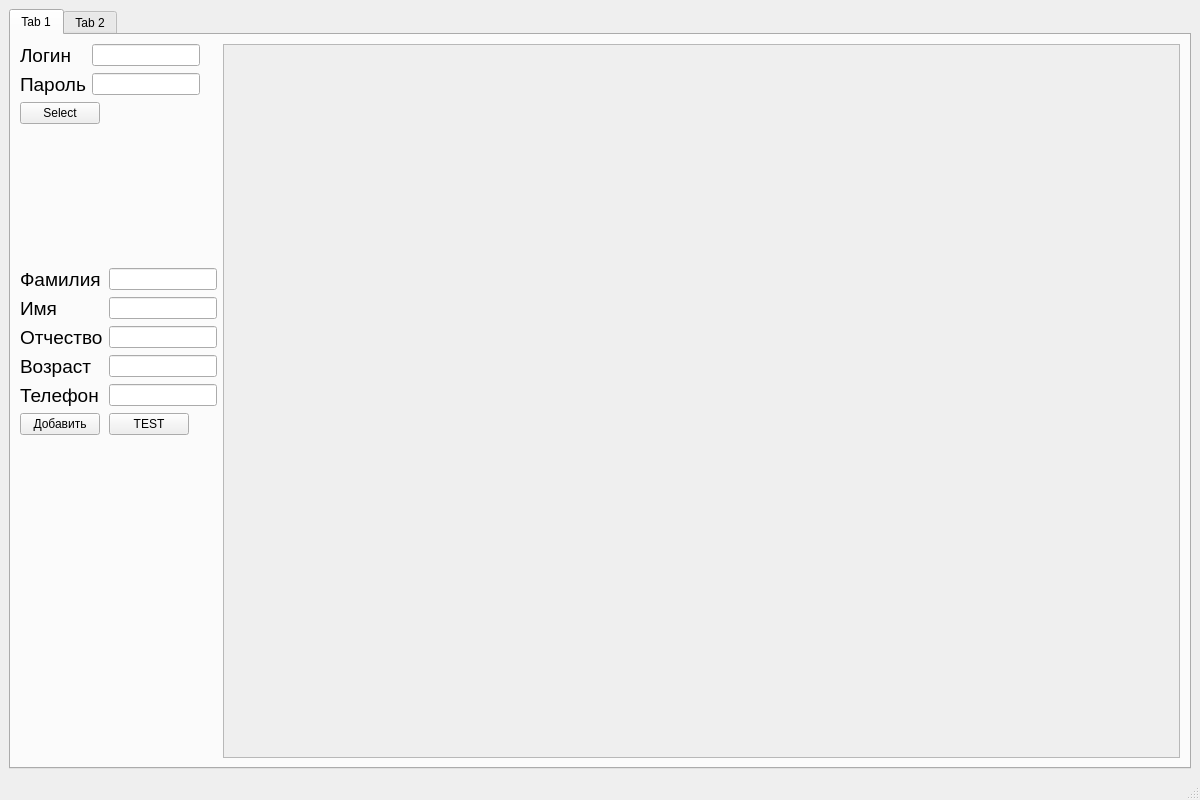
Above: PeopleBaza/mainwindow.ui from piza0-0/BankRegister before the change. Below: the same form after it.
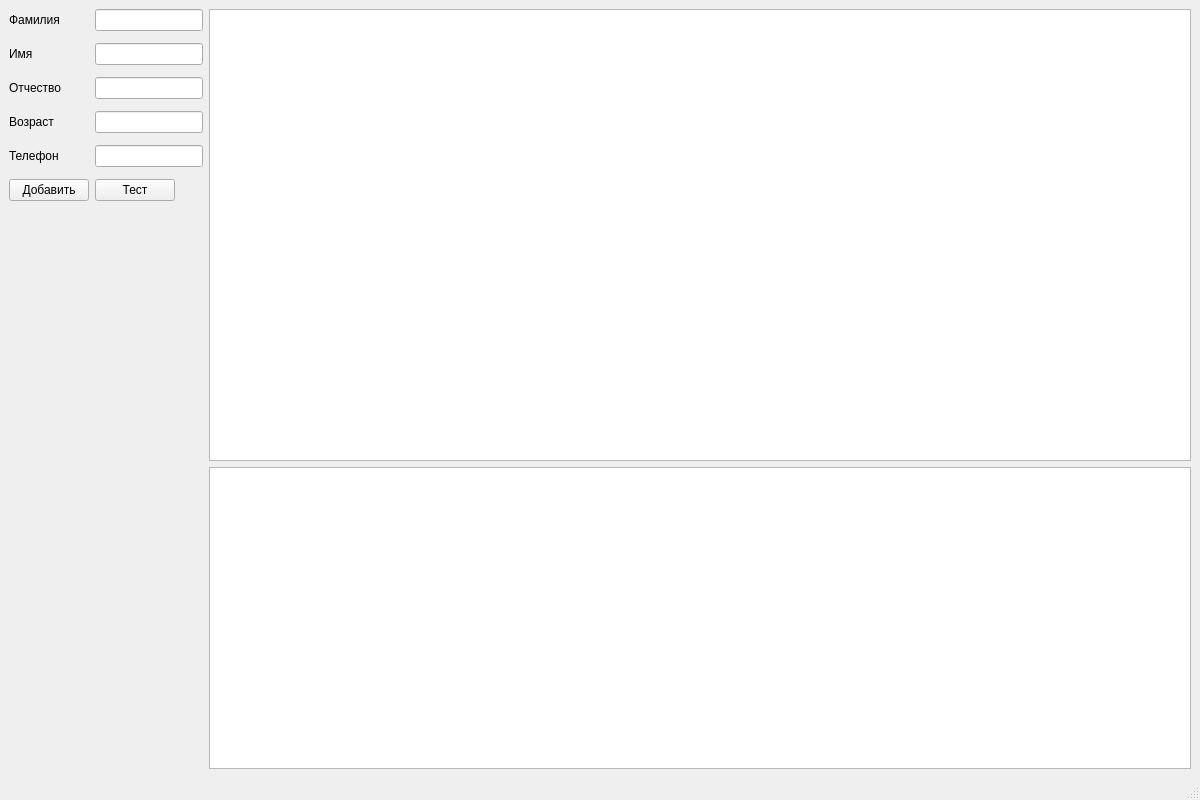
That is the form after the change.

Commit message: Спроектирован интерфейс ui файла

```diff
--- a/PeopleBaza/mainwindow.ui
+++ b/PeopleBaza/mainwindow.ui
@@ -15,301 +15,158 @@
   </property>
   <widget class="QWidget" name="centralwidget">
    <layout class="QGridLayout" name="gridLayout">
-    <item row="0" column="0">
-     <widget class="QTabWidget" name="tabWidget">
-      <property name="currentIndex">
-       <number>0</number>
+    <item row="0" column="2">
+     <widget class="QTableWidget" name="tableWidget">
+      <property name="sizePolicy">
+       <sizepolicy hsizetype="Preferred" vsizetype="Preferred">
+        <horstretch>60</horstretch>
+        <verstretch>60</verstretch>
+       </sizepolicy>
       </property>
-      <widget class="QWidget" name="tab">
-       <attribute name="title">
-        <string>Tab 1</string>
-       </attribute>
-       <layout class="QFormLayout" name="formLayout_3">
-        <item row="0" column="0">
-         <layout class="QVBoxLayout" name="verticalLayout">
-          <item>
+     </widget>
+    </item>
+    <item row="1" column="2">
+     <widget class="QListWidget" name="listWidget">
+      <property name="sizePolicy">
+       <sizepolicy hsizetype="Expanding" vsizetype="Preferred">
+        <horstretch>60</horstretch>
+        <verstretch>40</verstretch>
+       </sizepolicy>
+      </property>
+     </widget>
+    </item>
+    <item row="0" column="1">
            <layout class="QFormLayout" name="formLayout_2">
-            <item row="0" column="1">
-             <widget class="QLineEdit" name="lineEdit_surname_2">
-              <property name="sizePolicy">
-               <sizepolicy hsizetype="Maximum" vsizetype="Fixed">
-                <horstretch>0</horstretch>
-                <verstretch>0</verstretch>
-               </sizepolicy>
-              </property>
-              <property name="maximumSize">
-               <size>
-                <width>16777215</width>
-                <height>16777215</height>
-               </size>
-              </property>
-             </widget>
-            </item>
-            <item row="0" column="0">
-             <widget class="QLabel" name="label_name_2">
-              <property name="sizePolicy">
-               <sizepolicy hsizetype="Preferred" vsizetype="Fixed">
-                <horstretch>0</horstretch>
-                <verstretch>0</verstretch>
-               </sizepolicy>
-              </property>
-              <property name="font">
-               <font>
-                <pointsize>14</pointsize>
-               </font>
-              </property>
-              <property name="text">
-               <string>Логин</string>
-              </property>
-              <property name="textFormat">
-               <enum>Qt::PlainText</enum>
-              </property>
-             </widget>
-            </item>
-            <item row="1" column="0">
-             <widget class="QLabel" name="label_surname_2">
-              <property name="font">
-               <font>
-                <pointsize>14</pointsize>
-               </font>
-              </property>
-              <property name="text">
-               <string>Пароль</string>
-              </property>
-             </widget>
-            </item>
-            <item row="1" column="1">
-             <widget class="QLineEdit" name="lineEdit_surname_3">
-              <property name="sizePolicy">
-               <sizepolicy hsizetype="Maximum" vsizetype="Fixed">
-                <horstretch>0</horstretch>
-                <verstretch>0</verstretch>
-               </sizepolicy>
-              </property>
-              <property name="maximumSize">
-               <size>
-                <width>16777215</width>
-                <height>16777215</height>
-               </size>
-              </property>
-             </widget>
-            </item>
-            <item row="2" column="0" colspan="2">
-             <widget class="QPushButton" name="pushButton_select_2">
-              <property name="sizePolicy">
-               <sizepolicy hsizetype="Maximum" vsizetype="Fixed">
-                <horstretch>0</horstretch>
-                <verstretch>0</verstretch>
-               </sizepolicy>
-              </property>
-              <property name="text">
-               <string>Select</string>
-              </property>
-              <property name="iconSize">
-               <size>
-                <width>16</width>
-                <height>16</height>
-               </size>
-              </property>
-             </widget>
-            </item>
-           </layout>
-          </item>
-          <item>
-           <layout class="QFormLayout" name="formLayout">
+      <property name="sizeConstraint">
+       <enum>QLayout::SetMaximumSize</enum>
+      </property>
+      <property name="fieldGrowthPolicy">
+       <enum>QFormLayout::FieldsStayAtSizeHint</enum>
+      </property>
+      <property name="rowWrapPolicy">
+       <enum>QFormLayout::DontWrapRows</enum>
+      </property>
+      <property name="horizontalSpacing">
+       <number>6</number>
+      </property>
+      <property name="verticalSpacing">
+       <number>12</number>
+      </property>
             <item row="0" column="0">
-             <widget class="QLabel" name="label_name">
-              <property name="sizePolicy">
-               <sizepolicy hsizetype="Preferred" vsizetype="Fixed">
-                <horstretch>0</horstretch>
-                <verstretch>0</verstretch>
-               </sizepolicy>
-              </property>
-              <property name="font">
-               <font>
-                <pointsize>14</pointsize>
-               </font>
-              </property>
+       <widget class="QLabel" name="label">
               <property name="text">
                <string>Фамилия</string>
               </property>
-              <property name="textFormat">
-               <enum>Qt::PlainText</enum>
-              </property>
              </widget>
             </item>
             <item row="0" column="1">
-             <widget class="QLineEdit" name="lineEdit_surname">
+       <widget class="QLineEdit" name="lineEdit">
               <property name="sizePolicy">
-               <sizepolicy hsizetype="Maximum" vsizetype="Fixed">
-                <horstretch>0</horstretch>
+         <sizepolicy hsizetype="Preferred" vsizetype="Fixed">
+          <horstretch>40</horstretch>
                 <verstretch>0</verstretch>
                </sizepolicy>
               </property>
-              <property name="maximumSize">
-               <size>
-                <width>16777215</width>
-                <height>16777215</height>
-               </size>
-              </property>
              </widget>
             </item>
             <item row="1" column="0">
-             <widget class="QLabel" name="label_surname">
-              <property name="font">
-               <font>
-                <pointsize>14</pointsize>
-               </font>
-              </property>
+       <widget class="QLabel" name="label_2">
               <property name="text">
                <string>Имя</string>
               </property>
              </widget>
             </item>
             <item row="1" column="1">
-             <widget class="QLineEdit" name="lineEdit_name">
+       <widget class="QLineEdit" name="lineEdit_3">
               <property name="sizePolicy">
-               <sizepolicy hsizetype="Maximum" vsizetype="Fixed">
-                <horstretch>0</horstretch>
+         <sizepolicy hsizetype="Preferred" vsizetype="Fixed">
+          <horstretch>40</horstretch>
                 <verstretch>0</verstretch>
                </sizepolicy>
               </property>
              </widget>
             </item>
             <item row="2" column="0">
-             <widget class="QLabel" name="label_patronymic">
-              <property name="font">
-               <font>
-                <pointsize>14</pointsize>
-               </font>
-              </property>
+       <widget class="QLabel" name="label_3">
               <property name="text">
                <string>Отчество</string>
               </property>
              </widget>
             </item>
             <item row="2" column="1">
-             <widget class="QLineEdit" name="lineEdit_patronymic">
+       <widget class="QLineEdit" name="lineEdit_2">
               <property name="sizePolicy">
-               <sizepolicy hsizetype="Maximum" vsizetype="Fixed">
-                <horstretch>0</horstretch>
+         <sizepolicy hsizetype="Preferred" vsizetype="Fixed">
+          <horstretch>40</horstretch>
                 <verstretch>0</verstretch>
                </sizepolicy>
               </property>
              </widget>
             </item>
             <item row="3" column="0">
-             <widget class="QLabel" name="label_age">
-              <property name="font">
-               <font>
-                <pointsize>14</pointsize>
-               </font>
-              </property>
+       <widget class="QLabel" name="label_4">
               <property name="text">
                <string>Возраст</string>
               </property>
              </widget>
             </item>
             <item row="3" column="1">
-             <widget class="QLineEdit" name="lineEdit_age">
+       <widget class="QLineEdit" name="lineEdit_4">
               <property name="sizePolicy">
-               <sizepolicy hsizetype="Maximum" vsizetype="Fixed">
-                <horstretch>0</horstretch>
+         <sizepolicy hsizetype="Preferred" vsizetype="Fixed">
+          <horstretch>40</horstretch>
                 <verstretch>0</verstretch>
                </sizepolicy>
               </property>
-              <property name="maximumSize">
-               <size>
-                <width>16777215</width>
-                <height>16777215</height>
-               </size>
-              </property>
              </widget>
             </item>
             <item row="4" column="0">
-             <widget class="QLabel" name="label_phone">
-              <property name="font">
-               <font>
-                <pointsize>14</pointsize>
-               </font>
-              </property>
+       <widget class="QLabel" name="label_5">
               <property name="text">
                <string>Телефон</string>
               </property>
              </widget>
             </item>
             <item row="4" column="1">
-             <widget class="QLineEdit" name="lineEdit_phone">
+       <widget class="QLineEdit" name="lineEdit_5">
               <property name="sizePolicy">
-               <sizepolicy hsizetype="Maximum" vsizetype="Fixed">
-                <horstretch>0</horstretch>
+         <sizepolicy hsizetype="Preferred" vsizetype="Fixed">
+          <horstretch>40</horstretch>
                 <verstretch>0</verstretch>
                </sizepolicy>
               </property>
-              <property name="maximumSize">
-               <size>
-                <width>16777215</width>
-                <height>16777215</height>
-               </size>
-              </property>
              </widget>
             </item>
             <item row="5" column="0">
-             <widget class="QPushButton" name="pushButton_select">
+       <widget class="QPushButton" name="pushButton">
               <property name="sizePolicy">
-               <sizepolicy hsizetype="Maximum" vsizetype="Fixed">
-                <horstretch>0</horstretch>
+         <sizepolicy hsizetype="Preferred" vsizetype="Fixed">
+          <horstretch>50</horstretch>
                 <verstretch>0</verstretch>
                </sizepolicy>
               </property>
               <property name="text">
                <string>Добавить</string>
               </property>
-              <property name="iconSize">
-               <size>
-                <width>16</width>
-                <height>16</height>
-               </size>
-              </property>
              </widget>
             </item>
             <item row="5" column="1">
-             <widget class="QPushButton" name="pushButton_TEST">
+       <widget class="QPushButton" name="pushButton_2">
               <property name="sizePolicy">
-               <sizepolicy hsizetype="Maximum" vsizetype="Fixed">
-                <horstretch>0</horstretch>
+         <sizepolicy hsizetype="Preferred" vsizetype="Fixed">
+          <horstretch>50</horstretch>
                 <verstretch>0</verstretch>
                </sizepolicy>
               </property>
+        <property name="layoutDirection">
+         <enum>Qt::LeftToRight</enum>
+        </property>
               <property name="text">
-               <string>TEST</string>
+         <string>Тест</string>
               </property>
              </widget>
             </item>
            </layout>
-          </item>
-         </layout>
-        </item>
-        <item row="0" column="1">
-         <widget class="QTableWidget" name="tableWidget_List">
-          <property name="enabled">
-           <bool>false</bool>
-          </property>
-         </widget>
-        </item>
-       </layout>
-      </widget>
-      <widget class="QWidget" name="tab_2">
-       <attribute name="title">
-        <string>Tab 2</string>
-       </attribute>
-       <layout class="QHBoxLayout" name="horizontalLayout_3">
-        <item>
-         <widget class="QTableWidget" name="tableWidget_List_3"/>
-        </item>
-       </layout>
-      </widget>
-     </widget>
     </item>
    </layout>
   </widget>
```
Left out of the diff: 7 changed lines with no effect on the pictures. Lines whose indentation alone changed are shown as unchanged. The commit also changes 1 other file.
